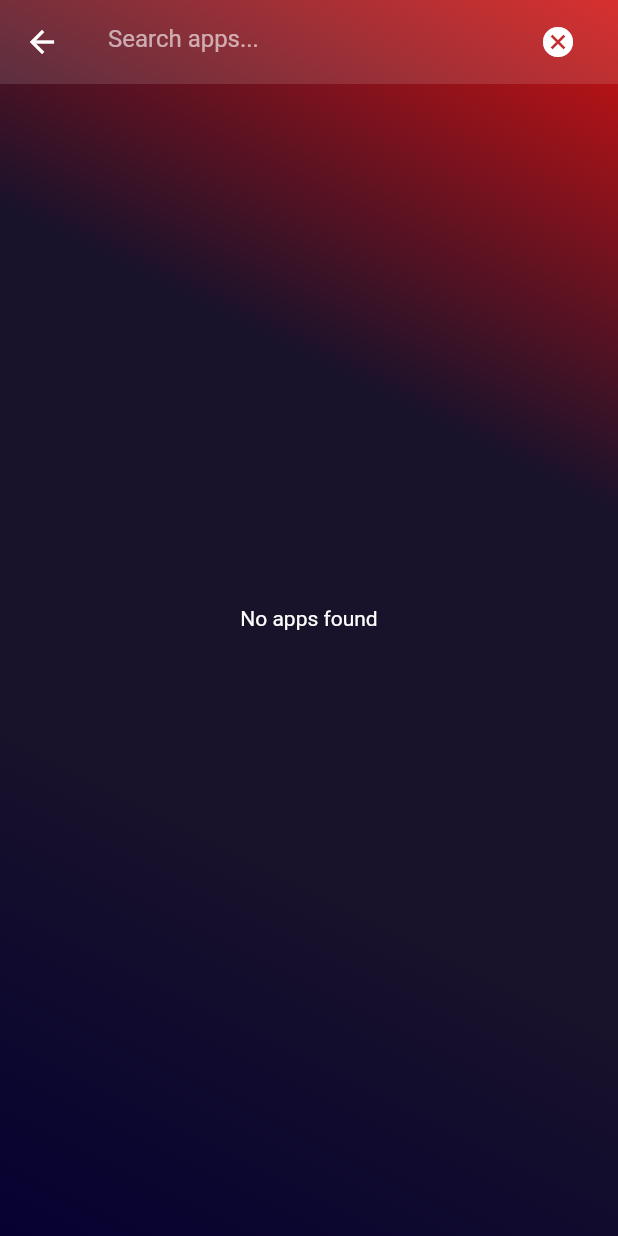
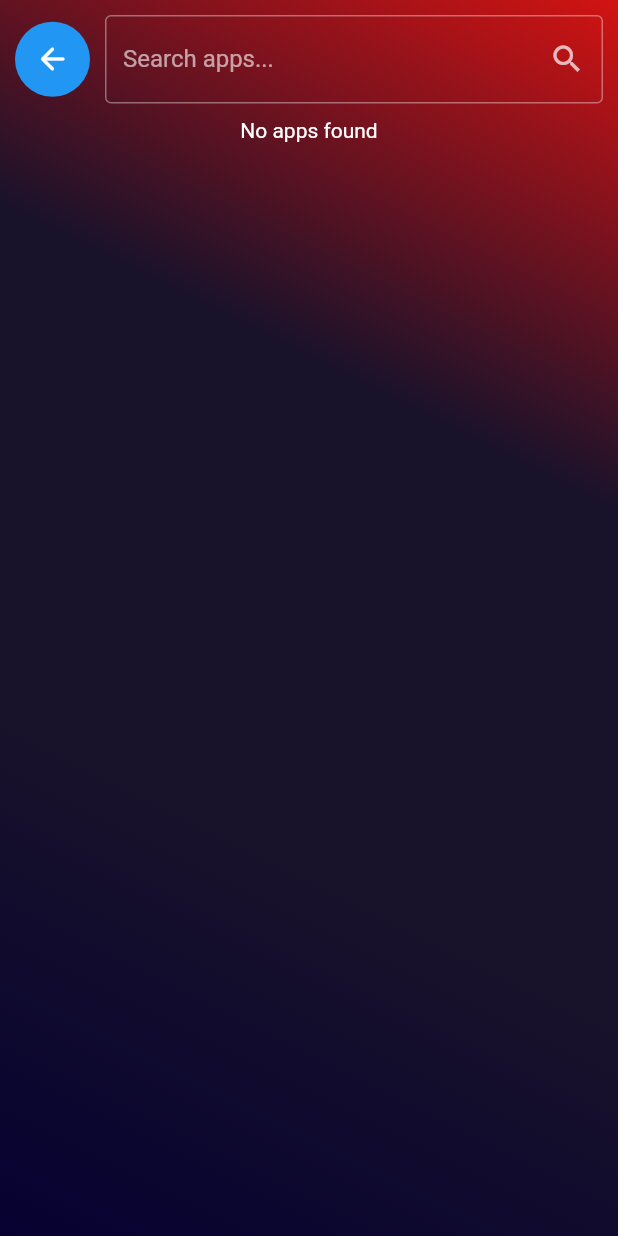
Before and after one commit to itssadil/Bi_Launcher, a Flutter app: the SearchPage screen opened directly, on a phone screen of 412 x 824 dp. Run offline on Flutter 3.47's test engine with Material 2 defaults, Android fonts, the phone set to English and light mode, and no system bars; our stand-ins replace chewie, rive, shared_preferences, video_player; missing offline and left inert: device_apps; accounts and stored records are empty; network calls fail.

Commit message:
Search option update

```diff
--- a/lib/pages/searchPage.dart
+++ b/lib/pages/searchPage.dart
@@ -65,28 +65,6 @@ class _SearchPageState extends State<SearchPage> {
   @override
   Widget build(BuildContext context) {
     return Scaffold(
-      extendBodyBehindAppBar: true,
-      appBar: AppBar(
-        elevation: 0,
-        backgroundColor: Colors.white12,
-        title: TextField(
-          controller: _searchController,
-          onChanged: _search,
-          decoration: InputDecoration(
-            hintText: 'Search apps...',
-            border: InputBorder.none,
-            suffixIcon: IconButton(
-              onPressed: () {
-                _searchController.clear();
-              },
-              icon: Icon(
-                Icons.cancel,
-                color: Colors.white,
-              ),
-            ),
-          ),
-        ),
-      ),
       body: Container(
           height: double.infinity,
           decoration: BoxDecoration(
@@ -101,7 +79,44 @@ class _SearchPageState extends State<SearchPage> {
               end: Alignment.topRight,
             ),
           ),
-          child: _buildBody()),
+          child: Column(
+            children: [
+              Padding(
+                padding: const EdgeInsets.all(10.0),
+                child: Row(
+                  children: [
+                    CircleAvatar(
+                      radius: 25,
+                      backgroundColor: Colors.blue,
+                      child: IconButton(
+                        onPressed: () => Navigator.pop(context),
+                        icon: Icon(
+                          Icons.arrow_back_rounded,
+                          color: Colors.white,
+                        ),
+                      ),
+                    ),
+                    SizedBox(width: 10),
+                    Expanded(
+                      child: TextField(
+                        controller: _searchController,
+                        onChanged: _search,
+                        decoration: InputDecoration(
+                          enabled: true,
+                          label: Text('Search apps...'),
+                          border: OutlineInputBorder(),
+                          suffixIcon: Icon(
+                            Icons.search,
+                          ),
+                        ),
+                      ),
+                    ),
+                  ],
+                ),
+              ),
+              _buildBody(),
+            ],
+          )),
     );
   }
 
@@ -117,7 +132,8 @@ class _SearchPageState extends State<SearchPage> {
         child: Text('No apps found'),
       );
     }
-    return GridView.builder(
+    return Expanded(
+      child: GridView.builder(
         gridDelegate: SliverGridDelegateWithFixedCrossAxisCount(
           crossAxisCount: 5,
           crossAxisSpacing: 8,
@@ -151,6 +167,7 @@ class _SearchPageState extends State<SearchPage> {
             ),
           );
         },
+      ),
     );
   }
 }
```
Lines whose indentation alone changed are shown as unchanged.
